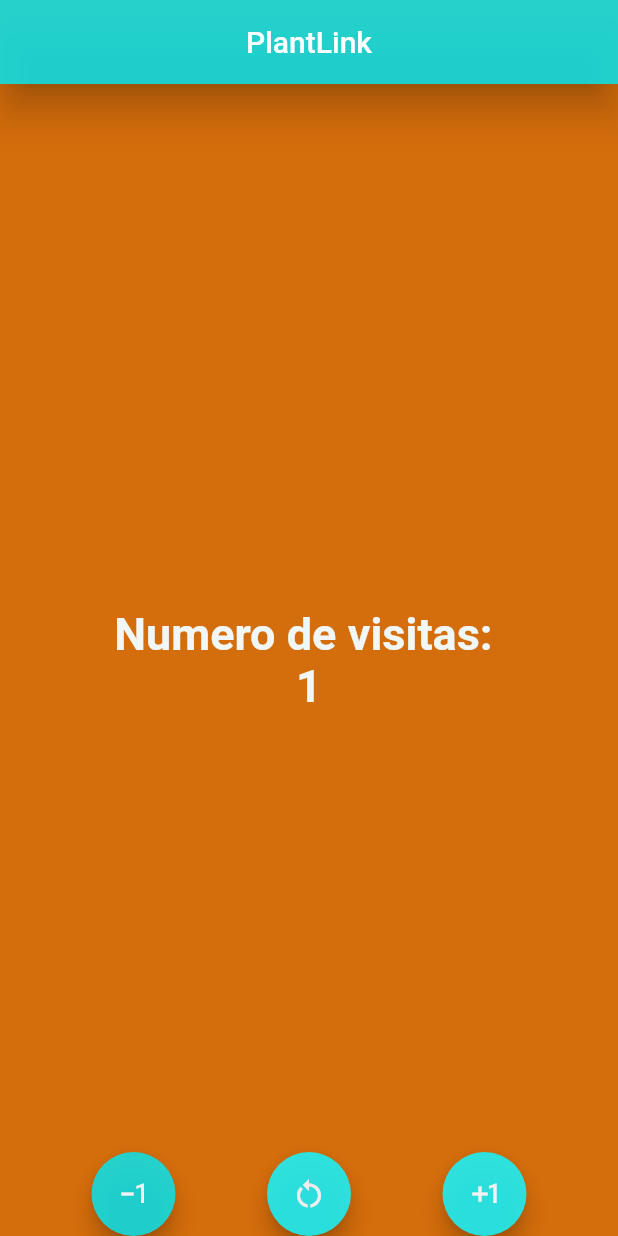
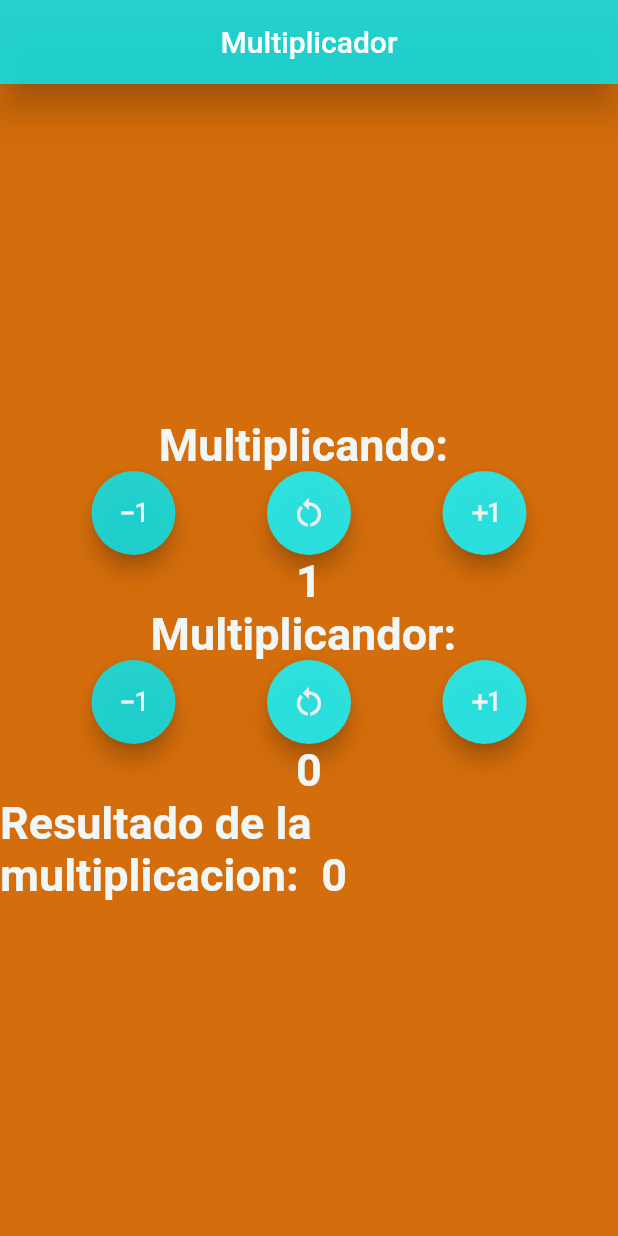
Before and after one commit to Postdie/Multiplicador_app, a Flutter app: the screen it shows after launch, after a tap on the "exposure minus 1" icon, after a tap on the "restart alt" icon, after a tap on the "exposure plus 1" icon, on a phone screen of 412 x 824 dp. Run offline on Flutter 3.47's test engine with Material 2 defaults, Android fonts, the phone set to English and light mode, and no system bars.

Commit message:
multiplicador

```diff
--- a/lib/screens/counter_screen.dart
+++ b/lib/screens/counter_screen.dart
@@ -1,100 +1,128 @@
 import 'package:flutter/material.dart';
 
-class CounterScreeen extends StatefulWidget{
+class CounterScreeen extends StatefulWidget {
   const CounterScreeen({super.key});
 
   @override
   State<CounterScreeen> createState() => _CounterScreeenState();
 }
+
 //Clase privada
 class _CounterScreeenState extends State<CounterScreeen> {
-   int contador = 0;
+  int contador1 = 0;
+  int contador2 = 0;
   final TextStyle estiloTexto = const TextStyle(
     fontSize: 30,
     color: Color.fromARGB(255, 241, 246, 247),
     fontWeight: FontWeight.bold,
   );
-  void incrementar() {
-    contador++;
-    setState((){});
+  int multiplicar() {
+    return contador1 * contador2;
   }
-  void decrementar() {
-    contador--;
-    setState((){});
+
+  void incrementarmultiplicando() {
+    contador1++;
+    setState(() {});
   }
-  void reiniciar() {
-    contador = 0;
-    setState((){});
+
+  void decrementarMultiplicando() {
+    contador1--;
+    setState(() {});
+  }
+
+  void reiniciarMultiplicando() {
+    contador1 = 0;
+    setState(() {});
+  }
+
+  void incrementarmultiplicador() {
+    contador2++;
+    setState(() {});
+  }
+
+  void decrementarMultiplicador() {
+    contador2--;
+    setState(() {});
+  }
+
+  void reiniciarMultiplicador() {
+    contador2 = 0;
+    setState(() {});
   }
 
   @override
   Widget build(BuildContext context) {
-
     return Scaffold(
       appBar: AppBar(
-      backgroundColor:  Color.fromARGB(223, 13, 224, 231),
-      title: const Text('PlantLink'),
+        backgroundColor: const Color.fromARGB(223, 13, 224, 231),
+        title: const Text('Multiplicador'),
         centerTitle: true,
-      elevation: 10
-      ,),
-      backgroundColor: Color.fromARGB(255, 212, 109, 11),
+        elevation: 10,
+      ),
+      backgroundColor: const Color.fromARGB(255, 212, 109, 11),
       body: Center(
         child: Column(
           mainAxisAlignment: MainAxisAlignment.center,
           children: [
-          Text('Numero de visitas: ',
-          style: estiloTexto),
-          Text('$contador',
-          style: estiloTexto,
+            Text('Multiplicando: ', style: estiloTexto),
+            Row(
+              mainAxisAlignment: MainAxisAlignment.spaceEvenly,
+              children: [
+                FloatingActionButton(
+                  onPressed: () => decrementarMultiplicando(),
+                  backgroundColor: const Color.fromARGB(223, 13, 224, 231),
+                  foregroundColor: const Color.fromARGB(255, 240, 240, 243),
+                  child: const Icon(Icons.exposure_minus_1),
+                ),
+                FloatingActionButton(
+                  onPressed: () => reiniciarMultiplicando(),
+                  backgroundColor: const Color.fromARGB(223, 25, 242, 250),
+                  foregroundColor: const Color.fromARGB(255, 240, 237, 237),
+                  child: const Icon(Icons.restart_alt),
+                ),
+                FloatingActionButton(
+                  onPressed: () => incrementarmultiplicando(),
+                  backgroundColor: const Color.fromARGB(223, 25, 242, 250),
+                  foregroundColor: const Color.fromARGB(255, 242, 242, 243),
+                  child: const Icon(Icons.exposure_plus_1),
                 ),
               ],
             ),
+            Text(
+              '$contador1',
+              style: estiloTexto,
             ),
-floatingActionButtonLocation: FloatingActionButtonLocation.centerDocked,
-  floatingActionButton: CustomFloatingActionButtom(
-  decrease: decrementar,
-  increase: incrementar,
-  reset: reiniciar,),
+            Text('Multiplicandor: ', style: estiloTexto),
+            Row(
+              mainAxisAlignment: MainAxisAlignment.spaceEvenly,
+              children: [
+                FloatingActionButton(
+                  onPressed: () => decrementarMultiplicador(),
+                  backgroundColor: const Color.fromARGB(223, 13, 224, 231),
+                  foregroundColor: const Color.fromARGB(255, 240, 240, 243),
+                  child: const Icon(Icons.exposure_minus_1),
+                ),
+                // const SizedBox(
+                FloatingActionButton(
+                  onPressed: () => reiniciarMultiplicador(),
+                  backgroundColor: const Color.fromARGB(223, 25, 242, 250),
+                  foregroundColor: const Color.fromARGB(255, 240, 237, 237),
+                  child: const Icon(Icons.restart_alt),
+                ),
+                FloatingActionButton(
+                  onPressed: () => incrementarmultiplicador(),
+                  backgroundColor: const Color.fromARGB(223, 25, 242, 250),
+                  foregroundColor: const Color.fromARGB(255, 242, 242, 243),
+                  child: const Icon(Icons.exposure_plus_1),
+                ),
+              ],
+            ),
+            Text('$contador2', style: estiloTexto),
+            Text('Resultado de la multiplicacion:  ${multiplicar()}',
+                style: estiloTexto),
+          ],
+        ),
+      ),
     );
   }
 }
-
-class CustomFloatingActionButtom extends StatelessWidget {
-  final Function increase;
-  final Function decrease;
-  final Function reset;
-
-  const CustomFloatingActionButtom({
-    super.key, required this.increase, required this.decrease, required this.reset,
-  });
-
-  @override
-  Widget build(BuildContext context) {
-    return Row(
-      mainAxisAlignment: MainAxisAlignment.spaceEvenly,
-      children: [
-        FloatingActionButton(
-          onPressed:() => decrease(),
-          backgroundColor: Color.fromARGB(223, 13, 224, 231),
-          foregroundColor: Color.fromARGB(255, 240, 240, 243),
-          child: const Icon(Icons.exposure_minus_1),
-          ),
-         // const SizedBox(
-//width: 30,
-//),
-          FloatingActionButton(
-          onPressed: () => reset(),
-          backgroundColor: Color.fromARGB(223, 25, 242, 250),
-          foregroundColor: Color.fromARGB(255, 240, 237, 237),
-          child: const Icon(Icons.restart_alt),
-          ),
-          FloatingActionButton(
-          onPressed: () => increase(),
-          backgroundColor: Color.fromARGB(223, 25, 242, 250),
-          foregroundColor: Color.fromARGB(255, 242, 242, 243),
-          child: const Icon(Icons.exposure_plus_1),
-          ),
-      ],
-    );
-  }
-}
```
Lines whose indentation alone changed are shown as unchanged.
